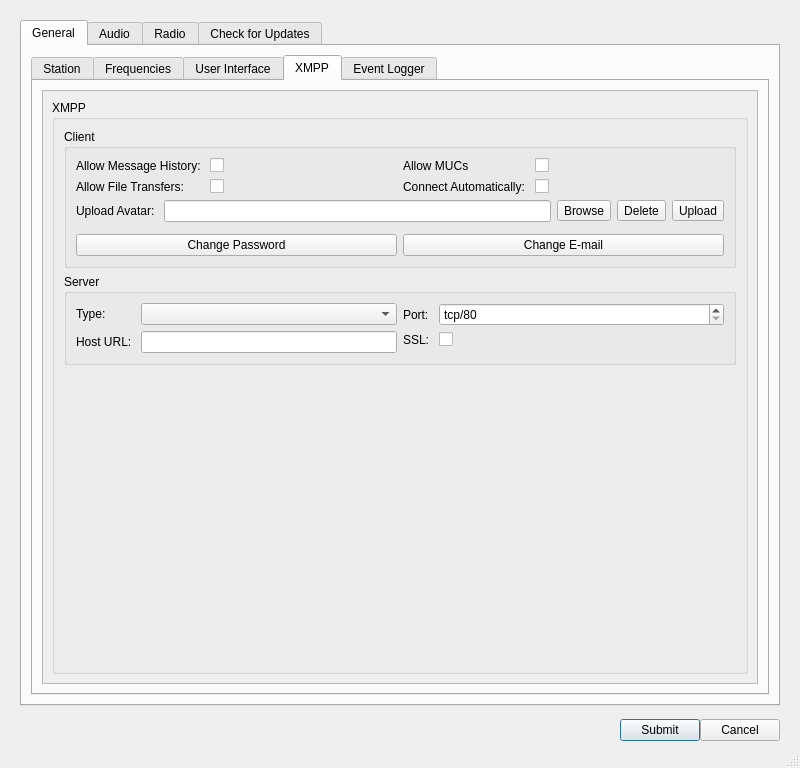
Qt form src/ui/dialogsettings.ui (GekkoFyre/small-world-deluxe) before a commit.
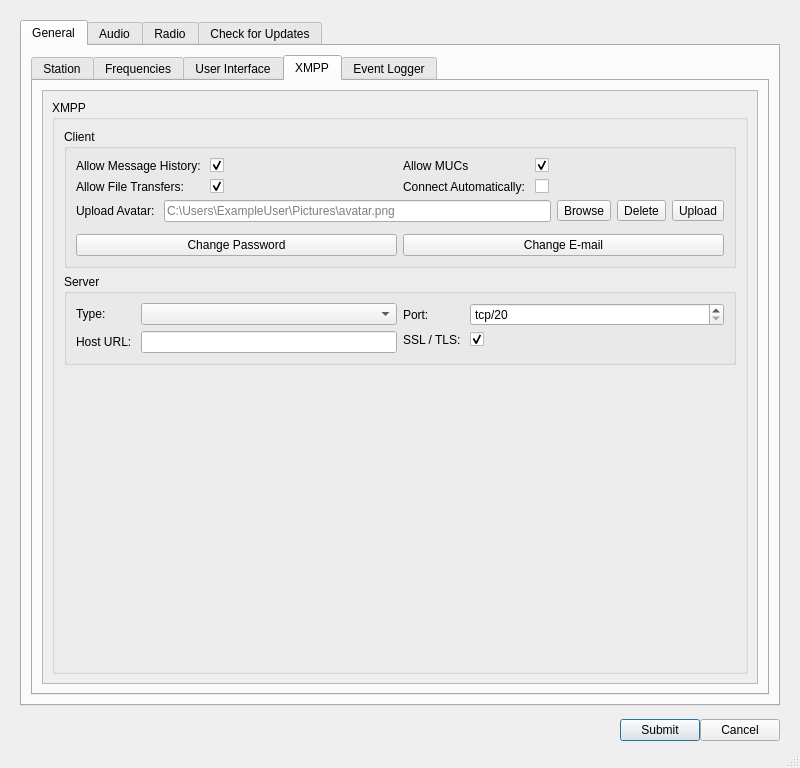
The same form after that commit. The open tabs and pages were chosen to show the change.

Diff of the .ui file:
```diff
--- a/src/ui/dialogsettings.ui
+++ b/src/ui/dialogsettings.ui
@@ -1927,6 +1927,9 @@
                                       <property name="text">
                                        <string/>
                                       </property>
+                                      <property name="checked">
+                                       <bool>true</bool>
+                                      </property>
                                      </widget>
                                     </item>
                                     <item row="1" column="0">
@@ -1941,6 +1944,9 @@
                                       <property name="text">
                                        <string/>
                                       </property>
+                                      <property name="checked">
+                                       <bool>true</bool>
+                                      </property>
                                      </widget>
                                     </item>
                                    </layout>
@@ -1985,6 +1991,9 @@
                                       <property name="text">
                                        <string/>
                                       </property>
+                                      <property name="checked">
+                                       <bool>true</bool>
+                                      </property>
                                      </widget>
                                     </item>
                                     <item row="1" column="0">
@@ -2057,7 +2066,11 @@
                                      <number>0</number>
                                     </property>
                                     <item>
-                                     <widget class="QLineEdit" name="lineEdit_xmpp_upload_avatar_file_browser"/>
+                                     <widget class="QLineEdit" name="lineEdit_xmpp_upload_avatar_file_browser">
+                                      <property name="placeholderText">
+                                       <string>C:\Users\ExampleUser\Pictures\avatar.png</string>
+                                      </property>
+                                     </widget>
                                     </item>
                                     <item>
                                      <widget class="QToolButton" name="toolButton_xmpp_upload_avatar_browse_file">
@@ -2301,7 +2314,7 @@
                                  <string>tcp/</string>
                                 </property>
                                 <property name="minimum">
-                                 <number>80</number>
+                                 <number>20</number>
                                 </property>
                                 <property name="maximum">
                                  <number>65536</number>
@@ -2311,7 +2324,7 @@
                               <item row="1" column="0">
                                <widget class="QLabel" name="label_xmpp_server_ssl">
                                 <property name="text">
-                                 <string>SSL: </string>
+                                 <string>SSL / TLS: </string>
                                 </property>
                                </widget>
                               </item>
@@ -2320,6 +2333,9 @@
                                 <property name="text">
                                  <string/>
                                 </property>
+                                <property name="checked">
+                                 <bool>true</bool>
+                                </property>
                                </widget>
                               </item>
                              </layout>
```
